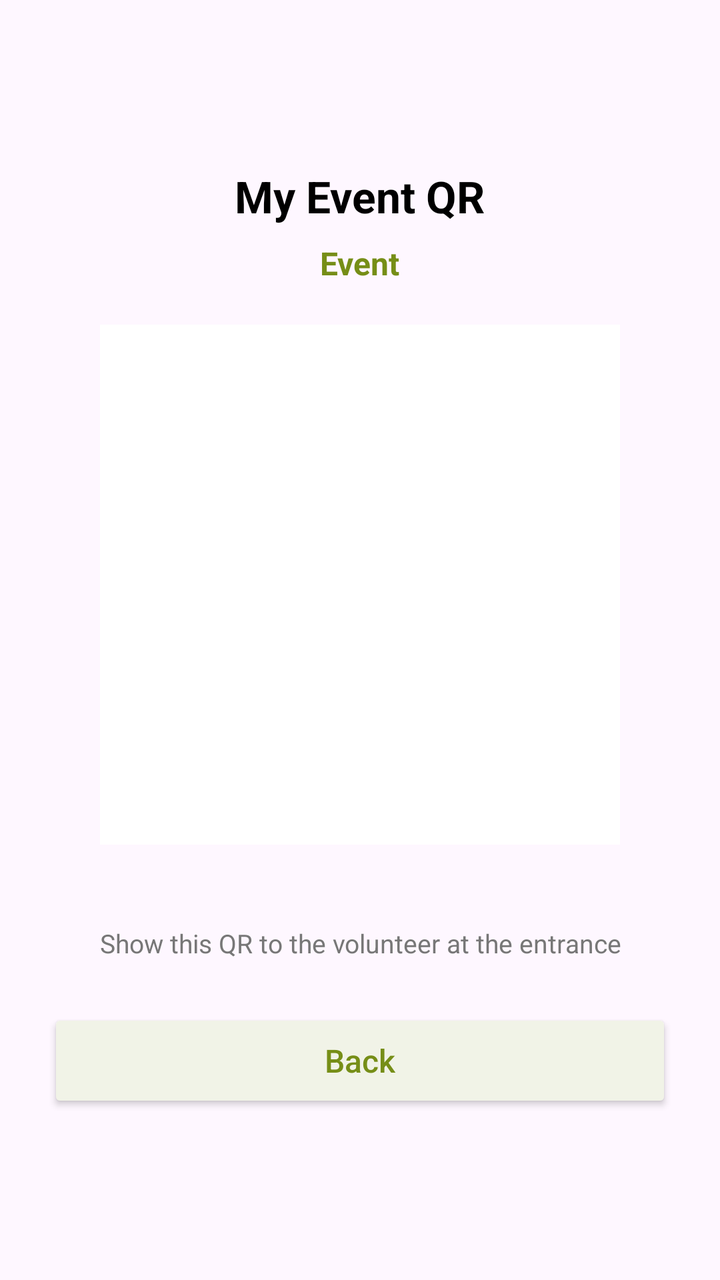
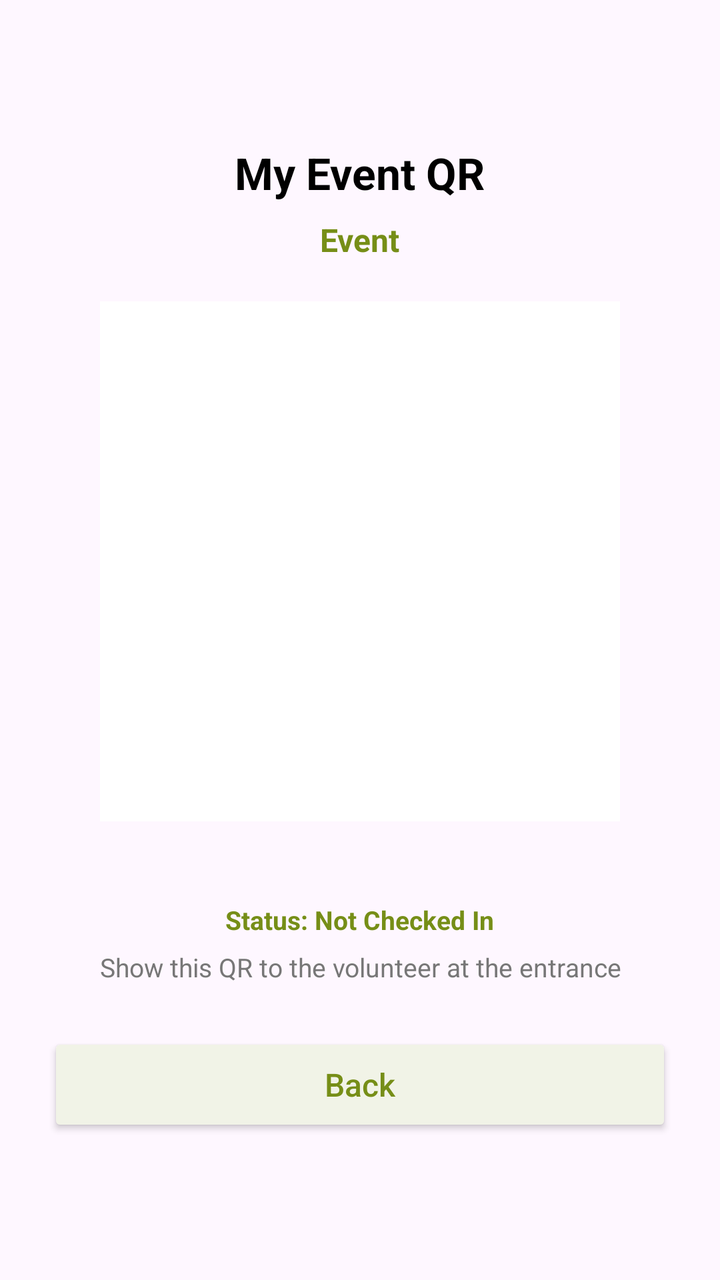

Compare the two renders of this Android layout. The source of the first and the diff that turns it into the second are given below.
<!-- AndroidManifest.xml: application theme Theme.FestiveHub -->
<!-- res/layout/activity_user_qr.xml -->
<?xml version="1.0" encoding="utf-8"?>
<LinearLayout xmlns:android="http://schemas.android.com/apk/res/android"
    android:layout_width="match_parent"
    android:layout_height="match_parent"
    android:gravity="center"
    android:orientation="vertical"
    android:padding="24dp">

    <TextView
        android:layout_width="wrap_content"
        android:layout_height="wrap_content"
        android:text="My Event QR"
        android:textColor="@color/black"
        android:textSize="22sp"
        android:textStyle="bold" />

    <TextView
        android:id="@+id/user_qr_EventTitle"
        android:layout_width="wrap_content"
        android:layout_height="wrap_content"
        android:layout_marginTop="8dp"
        android:text="Event"
        android:textColor="@color/green"
        android:textSize="16sp"
        android:textStyle="bold" />

    <ImageView
        android:id="@+id/user_qr_Image"
        android:layout_width="260dp"
        android:layout_height="260dp"
        android:layout_marginTop="20dp"
        android:background="#FFFFFF"
        android:contentDescription="Your QR code"
        android:padding="8dp" />

    <TextView
        android:id="@+id/user_qr_UserName"
        android:layout_width="wrap_content"
        android:layout_height="wrap_content"
        android:layout_marginTop="14dp"
        android:textColor="@color/black"
        android:textSize="15sp" />

    <TextView
        android:layout_width="wrap_content"
        android:layout_height="wrap_content"
        android:layout_marginTop="6dp"
        android:gravity="center"
        android:text="Show this QR to the volunteer at the entrance"
        android:textColor="#777777"
        android:textSize="13sp" />

    <Button
        android:id="@+id/user_qr_btnBack"
        android:layout_width="match_parent"
        android:layout_height="52dp"
        android:layout_marginTop="24dp"
        android:backgroundTint="#F1F3E7"
        android:text="Back"
        android:textAllCaps="false"
        android:textColor="@color/green"
        android:textSize="16sp" />

</LinearLayout>
<!-- resources referenced by this layout -->
<resources>
  <color name="black">#FF000000</color>
  <color name="green">#768E17</color>
  <style name="Theme.FestiveHub" parent="Base.Theme.FestiveHub" />
  <style name="Base.Theme.FestiveHub" parent="Theme.Material3.DayNight.NoActionBar">
          
          
      </style>
</resources>

<!-- the commit's change to res/layout/activity_user_qr.xml (unified diff, before → after) -->
@@ -2,9 +2,11 @@
 <LinearLayout xmlns:android="http://schemas.android.com/apk/res/android"
     android:layout_width="match_parent"
     android:layout_height="match_parent"
+    xmlns:tools="http://schemas.android.com/tools"
     android:gravity="center"
     android:orientation="vertical"
-    android:padding="24dp">
+    android:padding="24dp"
+    tools:context=".UserQR">
 
     <TextView
         android:layout_width="wrap_content"
@@ -42,6 +44,16 @@
         android:textSize="15sp" />
 
     <TextView
+        android:id="@+id/user_qr_StatusBadge"
+        android:layout_width="wrap_content"
+        android:layout_height="wrap_content"
+        android:layout_marginTop="6dp"
+        android:text="Status: Not Checked In"
+        android:textColor="@color/green"
+        android:textSize="13sp"
+        android:textStyle="bold" />
+
+    <TextView
         android:layout_width="wrap_content"
         android:layout_height="wrap_content"
         android:layout_marginTop="6dp"
